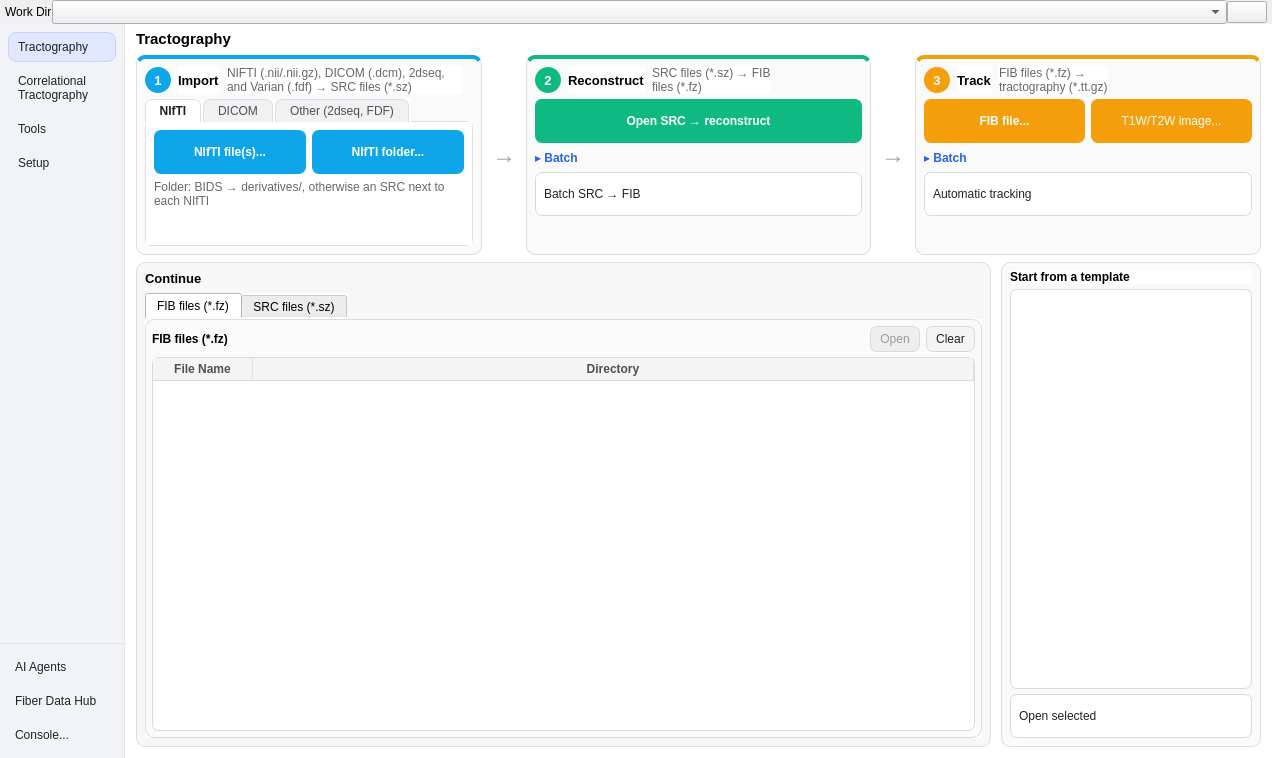
frankyeh/DSI-Studio, file mainwindow.ui: the form before one commit.
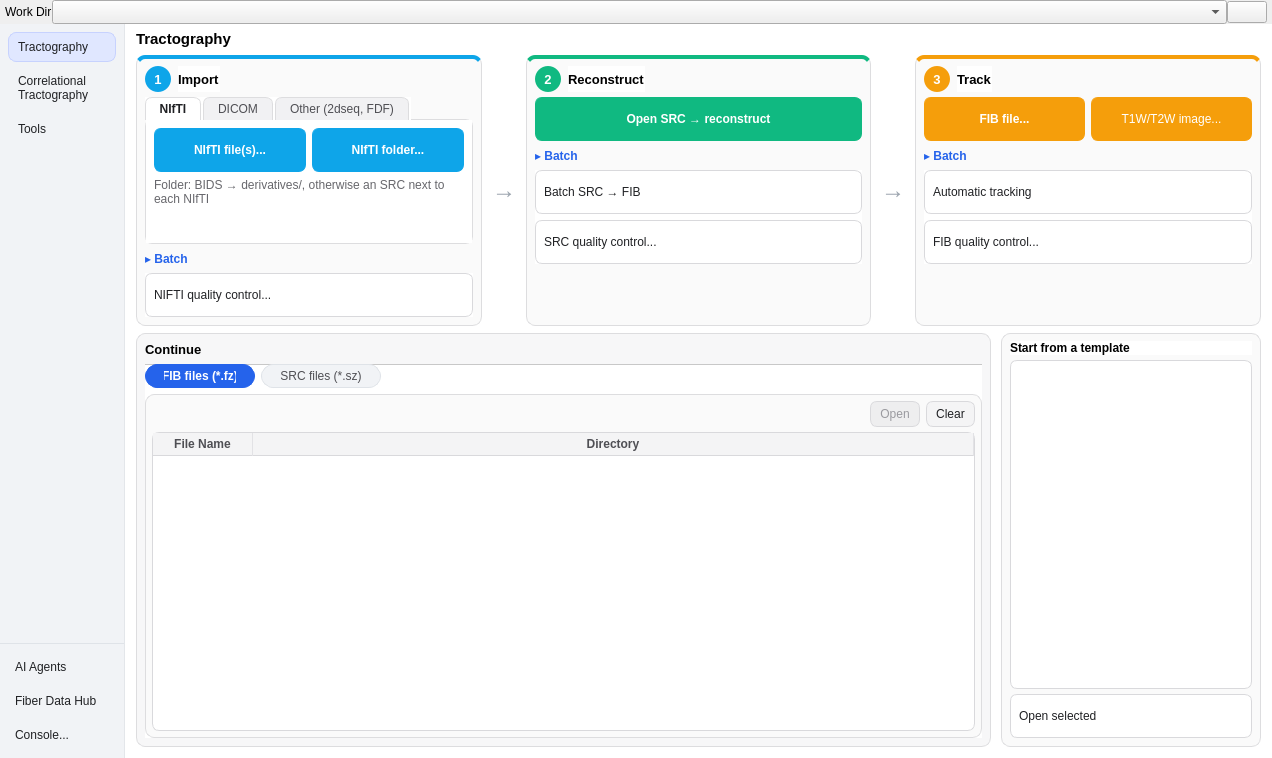
The form after the commit. Icons and pictures are not drawn.

Commit message: Pill FIB/SRC switch, no stage chips, QC in the stage Batch groups, Setup merged into Tools

```diff
--- a/mainwindow.ui
+++ b/mainwindow.ui
@@ -292,15 +292,6 @@
               <normaloff>:/icons/icons/preferences.xpm</normaloff>:/icons/icons/preferences.xpm</iconset>
             </property>
            </item>
-           <item>
-            <property name="text">
-             <string>Setup</string>
-            </property>
-            <property name="icon">
-             <iconset resource="icons.qrc">
-              <normaloff>:/icons/icons/settings.svg</normaloff>:/icons/icons/settings.svg</iconset>
-            </property>
-           </item>
           </widget>
          </item>
          <item>
@@ -406,9 +397,7 @@
     border: 1px solid #dddddf;
     border-radius: 9px;
 }
-QLabel#recent_files_title,
-QLabel#label_2,
-QLabel#label_3 {
+QLabel#recent_files_title {
     background-color: transparent;
 }
 QFrame#recent_src_card,
@@ -515,10 +504,7 @@
     font-weight: bold;
 }
 QLabel#tract_workflow_hint,
-QLabel#tract_input_hint,
 QLabel#nifti_folder_hint,
-QLabel#tract_reconstruction_hint,
-QLabel#tract_tracking_hint,
 QLabel#tract_connectometry_hint {
     color: #67676c;
 }
@@ -613,6 +599,7 @@
     text-align: center;
 }
 QFrame#tract_input_stage QPushButton#tract_input_batch_toggle,
+QFrame#tract_input_stage QPushButton#tract_import_batch_toggle,
 QFrame#tract_reconstruction_stage QPushButton#tract_reconstruction_batch_toggle,
 QFrame#tract_tracking_stage QPushButton#tract_tracking_batch_toggle {
     color: #2563eb;
@@ -625,6 +612,24 @@
 QTabWidget#recent_tabs::pane {
     border: 0px;
 }
+QTabWidget#recent_tabs QTabBar::tab {
+    color: #4f4f54;
+    background-color: #f1f3f6;
+    border: 1px solid #dfe3e8;
+    border-radius: 12px;
+    padding: 4px 18px;
+    margin: 0px 6px 6px 0px;
+    min-width: 72px;
+}
+QTabWidget#recent_tabs QTabBar::tab:selected {
+    color: #ffffff;
+    background-color: #2563eb;
+    border-color: #2563eb;
+    font-weight: bold;
+}
+QTabWidget#recent_tabs QTabBar::tab:hover:!selected {
+    background-color: #e6e9ef;
+}
 QLabel#tract_input_badge,
 QLabel#tract_reconstruction_badge,
 QLabel#tract_tracking_badge {
@@ -789,25 +794,6 @@
                        </property>
                       </widget>
                      </item>
-                     <item>
-                      <widget class="QLabel" name="tract_input_hint">
-                       <property name="sizePolicy">
-                        <sizepolicy hsizetype="Ignored" vsizetype="Preferred">
-                         <horstretch>1</horstretch>
-                         <verstretch>0</verstretch>
-                        </sizepolicy>
-                       </property>
-                       <property name="text">
-                        <string>NIFTI (.nii/.nii.gz), DICOM (.dcm), 2dseq, and Varian (.fdf) → SRC files (*.sz)</string>
-                       </property>
-                       <property name="textFormat">
-                        <enum>Qt::AutoText</enum>
-                       </property>
-                       <property name="wordWrap">
-                        <bool>true</bool>
-                       </property>
-                      </widget>
-                     </item>
                      <item>
                       <spacer name="tract_input_header_spacer">
                        <property name="orientation">
@@ -1107,6 +1093,57 @@
                      </widget>
                     </widget>
                    </item>
+                   <item>
+                    <widget class="QPushButton" name="tract_import_batch_toggle">
+                     <property name="text">
+                      <string>▸ Batch</string>
+                     </property>
+                     <property name="checkable">
+                      <bool>true</bool>
+                     </property>
+                     <property name="flat">
+                      <bool>true</bool>
+                     </property>
+                    </widget>
+                   </item>
+                   <item>
+                    <widget class="QFrame" name="tract_import_batch">
+                     <layout class="QGridLayout" name="tract_import_batch_layout">
+                      <property name="spacing">
+                       <number>6</number>
+                      </property>
+                      <property name="leftMargin">
+                       <number>0</number>
+                      </property>
+                      <property name="topMargin">
+                       <number>0</number>
+                      </property>
+                      <property name="rightMargin">
+                       <number>0</number>
+                      </property>
+                      <property name="bottomMargin">
+                       <number>0</number>
+                      </property>
+                      <item row="0" column="0">
+                       <widget class="QPushButton" name="NII_qc">
+                        <property name="statusTip">
+                         <string>run show_qc_nii</string>
+                        </property>
+                        <property name="text">
+                         <string>NIFTI quality control...</string>
+                        </property>
+                        <property name="icon">
+                         <iconset resource="icons.qrc">
+                          <normaloff>:/icons/icons/report.xpm</normaloff>:/icons/icons/report.xpm</iconset>
+                        </property>
+                        <property name="toolTip">
+                         <string>Check NIfTI DWI files (*.nii, *.nii.gz) before conversion</string>
+                        </property>
+                       </widget>
+                      </item>
+                     </layout>
+                    </widget>
+                   </item>
                   </layout>
                  </widget>
                 </item>
@@ -1178,16 +1215,6 @@
                        </property>
                       </widget>
                      </item>
-                     <item>
-                      <widget class="QLabel" name="tract_reconstruction_hint">
-                       <property name="text">
-                        <string>SRC files (*.sz) → FIB files (*.fz)</string>
-                       </property>
-                       <property name="wordWrap">
-                        <bool>true</bool>
-                       </property>
-                      </widget>
-                     </item>
                      <item>
                       <spacer name="tract_reconstruction_header_spacer">
                        <property name="orientation">
@@ -1268,6 +1295,23 @@
                         </property>
                        </widget>
                       </item>
+                      <item row="1" column="0">
+                       <widget class="QPushButton" name="SRC_qc">
+                        <property name="statusTip">
+                         <string>run show_qc_src</string>
+                        </property>
+                        <property name="toolTip">
+                         <string>Select SRC files to run quality control</string>
+                        </property>
+                        <property name="text">
+                         <string>SRC quality control...</string>
+                        </property>
+                        <property name="icon">
+                         <iconset resource="icons.qrc">
+                          <normaloff>:/icons/icons/report.xpm</normaloff>:/icons/icons/report.xpm</iconset>
+                        </property>
+                       </widget>
+                      </item>
                      </layout>
                     </widget>
                    </item>
@@ -1355,16 +1399,6 @@
                        </property>
                       </widget>
                      </item>
-                     <item>
-                      <widget class="QLabel" name="tract_tracking_hint">
-                       <property name="text">
-                        <string>FIB files (*.fz) → tractography (*.tt.gz)</string>
-                       </property>
-                       <property name="wordWrap">
-                        <bool>true</bool>
-                       </property>
-                      </widget>
-                     </item>
                      <item>
                       <spacer name="tract_tracking_header_spacer">
                        <property name="orientation">
@@ -1481,6 +1515,23 @@
                         </property>
                        </widget>
                       </item>
+                      <item row="1" column="0">
+                       <widget class="QPushButton" name="FIB_qc">
+                        <property name="statusTip">
+                         <string>run show_qc_fib</string>
+                        </property>
+                        <property name="toolTip">
+                         <string>Select FIB files to run quality control</string>
+                        </property>
+                        <property name="text">
+                         <string>FIB quality control...</string>
+                        </property>
+                        <property name="icon">
+                         <iconset resource="icons.qrc">
+                          <normaloff>:/icons/icons/report.xpm</normaloff>:/icons/icons/report.xpm</iconset>
+                        </property>
+                       </widget>
+                      </item>
                      </layout>
                     </widget>
                    </item>
@@ -1573,6 +1624,9 @@
                      <property name="currentIndex">
                       <number>0</number>
                      </property>
+                     <property name="documentMode">
+                      <bool>true</bool>
+                     </property>
                      <widget class="QWidget" name="recent_fib_page">
                       <attribute name="title">
                        <string>FIB files (*.fz)</string>
@@ -1613,18 +1667,6 @@
                           </property>
                           <item>
                            <layout class="QHBoxLayout" name="recent_fib_header">
-                            <item>
-                             <widget class="QLabel" name="label_2">
-                              <property name="font">
-                               <font>
-                                <bold>true</bold>
-                               </font>
-                              </property>
-                              <property name="text">
-                               <string>FIB files (*.fz)</string>
-                              </property>
-                             </widget>
-                            </item>
                             <item>
                              <spacer name="recent_fib_header_spacer">
                               <property name="orientation">
@@ -2735,81 +2777,6 @@
              </widget>
             </item>
             <item row="0" column="1">
-             <widget class="QGroupBox" name="tools_quality_group">
-              <property name="title">
-               <string>Quality control</string>
-              </property>
-              <layout class="QVBoxLayout" name="tools_quality_layout">
-               <property name="spacing">
-                <number>6</number>
-               </property>
-               <property name="leftMargin">
-                <number>10</number>
-               </property>
-               <property name="topMargin">
-                <number>14</number>
-               </property>
-               <property name="rightMargin">
-                <number>10</number>
-               </property>
-               <property name="bottomMargin">
-                <number>10</number>
-               </property>
-               <item>
-                <widget class="QPushButton" name="NII_qc">
-                 <property name="statusTip">
-                  <string>run show_qc_nii</string>
-                 </property>
-                 <property name="toolTip">
-                  <string>Select NIFTI files to run quality control</string>
-                 </property>
-                 <property name="text">
-                  <string>NIFTI quality control...</string>
-                 </property>
-                 <property name="icon">
-                  <iconset resource="icons.qrc">
-                   <normaloff>:/icons/icons/report.xpm</normaloff>:/icons/icons/report.xpm</iconset>
-                 </property>
-                </widget>
-               </item>
-               <item>
-                <widget class="QPushButton" name="SRC_qc">
-                 <property name="statusTip">
-                  <string>run show_qc_src</string>
-                 </property>
-                 <property name="toolTip">
-                  <string>Select SRC files to run quality control</string>
-                 </property>
-                 <property name="text">
-                  <string>SRC quality control...</string>
-                 </property>
-                 <property name="icon">
-                  <iconset resource="icons.qrc">
-                   <normaloff>:/icons/icons/report.xpm</normaloff>:/icons/icons/report.xpm</iconset>
-                 </property>
-                </widget>
-               </item>
-               <item>
-                <widget class="QPushButton" name="FIB_qc">
-                 <property name="statusTip">
-                  <string>run show_qc_fib</string>
-                 </property>
-                 <property name="toolTip">
-                  <string>Select FIB files to run quality control</string>
-                 </property>
-                 <property name="text">
-                  <string>FIB quality control...</string>
-                 </property>
-                 <property name="icon">
-                  <iconset resource="icons.qrc">
-                   <normaloff>:/icons/icons/report.xpm</normaloff>:/icons/icons/report.xpm</iconset>
-                 </property>
-                </widget>
-               </item>
-              </layout>
-             </widget>
-            </item>
-            <item row="1" column="0">
              <widget class="QGroupBox" name="tools_utilities_group">
               <property name="title">
                <string>Data utilities</string>
```
Left out of the diff: 143 changed lines with no effect on the pictures. The commit also changes 1 other file.
